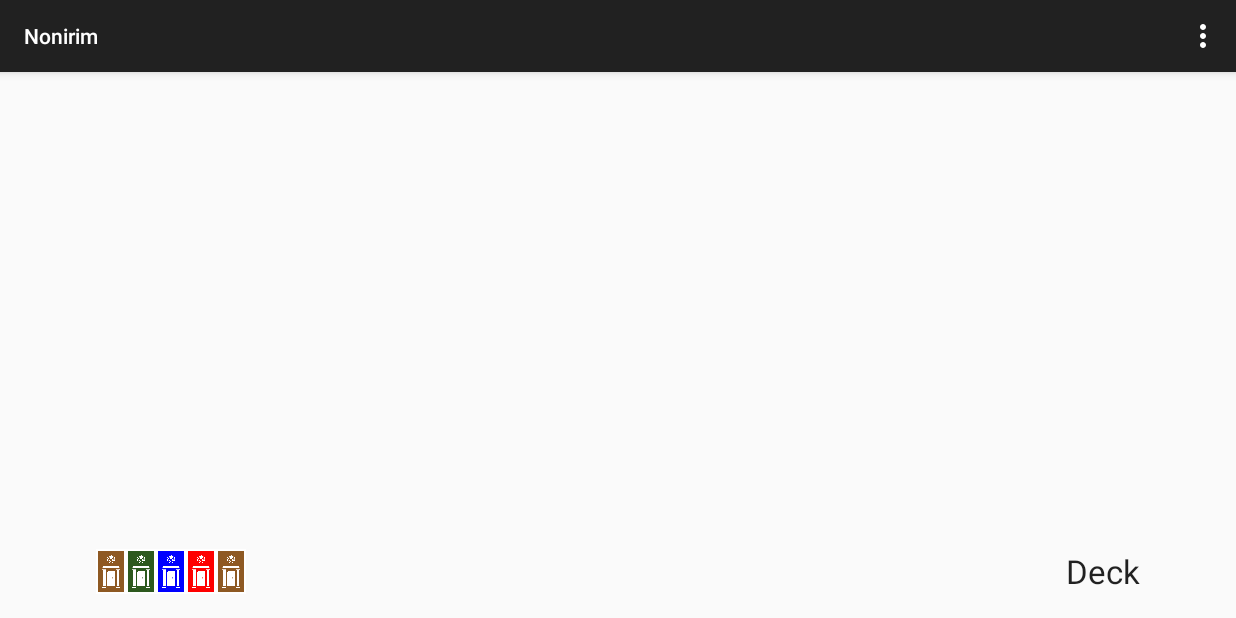
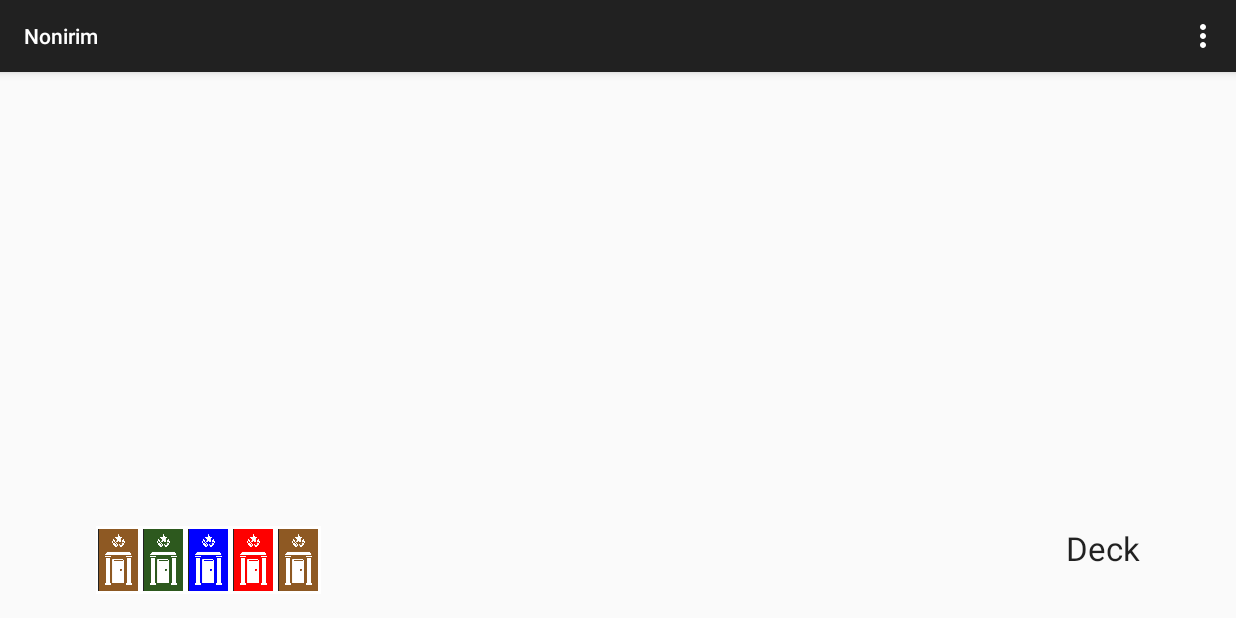
Before and after one commit to zlwdk4/Nonirim, an Android app: the screen it shows after launch (MainActivity), on a phone screen of 824 x 412 dp (held sideways). Run offline under Robolectric (Android 15) with nearby library versions, the phone set to English and light mode, and no system bars.

Commit message:
Graphical Lab

```diff
--- a/app/src/main/java/gaming/wolfback/nonirim/MainActivity.java
+++ b/app/src/main/java/gaming/wolfback/nonirim/MainActivity.java
@@ -2,10 +2,12 @@ package gaming.wolfback.nonirim;
 
 import android.support.v7.app.AppCompatActivity;
 import android.os.Bundle;
+import android.util.Log;
 import android.view.Menu;
 import android.view.MenuItem;
 import android.view.View;
 import android.widget.ImageButton;
+import android.widget.ImageView;
 import android.widget.TextView;
 
 public class MainActivity extends AppCompatActivity {
@@ -17,6 +19,8 @@ public class MainActivity extends AppCompatActivity {
     public ImageButton c3;
     public ImageButton c4;
     public TextView discard;
+    public int resId;
+    public String theCardString;
     @Override
     protected void onCreate(Bundle savedInstanceState) {
         super.onCreate(savedInstanceState);
@@ -29,112 +33,176 @@ public class MainActivity extends AppCompatActivity {
     }
 
     public void setInitialCardsInHand(){
-        String theDoorString;
-        int resId;
+        //String theCardString;
+        //int resId;
 
         c0 = (ImageButton) findViewById(R.id.hand0);
-        theDoorString = theFacade.getCardFromHand(0);
-        if (theDoorString == "nightmarenightmare") {
-            theDoorString = "nightmare";
+        theCardString = theFacade.getCardFromHand(0);
+        if (theCardString.equals("nightmarenightmare")) {
+            theCardString = "nightmare";
         }
-        resId = getResources().getIdentifier(theDoorString, "drawable", getPackageName());
+        resId = getResources().getIdentifier(theCardString, "drawable", getPackageName());
         c0.setImageResource(resId);
 
         c1 = (ImageButton) findViewById(R.id.hand1);
-        theDoorString = theFacade.getCardFromHand(1);
-        if (theDoorString == "nightmarenightmare") {
-            theDoorString = "nightmare";
+        theCardString = theFacade.getCardFromHand(1);
+        if (theCardString.equals("nightmarenightmare")) {
+            theCardString = "nightmare";
         }
-        resId = getResources().getIdentifier(theDoorString, "drawable", getPackageName());
+        resId = getResources().getIdentifier(theCardString, "drawable", getPackageName());
         c1.setImageResource(resId);
 
         c2 = (ImageButton) findViewById(R.id.hand2);
-        theDoorString = theFacade.getCardFromHand(2);
-        if (theDoorString == "nightmarenightmare") {
-            theDoorString = "nightmare";
+        theCardString = theFacade.getCardFromHand(2);
+        if (theCardString.equals("nightmarenightmare")) {
+            theCardString = "nightmare";
         }
-        resId = getResources().getIdentifier(theDoorString, "drawable", getPackageName());
+        resId = getResources().getIdentifier(theCardString, "drawable", getPackageName());
         c2.setImageResource(resId);
 
         c3 = (ImageButton) findViewById(R.id.hand3);
-        theDoorString = theFacade.getCardFromHand(3);
-        if (theDoorString == "nightmarenightmare") {
-            theDoorString = "nightmare";
+        theCardString = theFacade.getCardFromHand(3);
+        if (theCardString.equals("nightmarenightmare")) {
+            theCardString = "nightmare";
         }
-        resId = getResources().getIdentifier(theDoorString, "drawable", getPackageName());
+        resId = getResources().getIdentifier(theCardString, "drawable", getPackageName());
         c3.setImageResource(resId);
 
         c4 = (ImageButton) findViewById(R.id.hand4);
-        theDoorString = theFacade.getCardFromHand(4);
-        if (theDoorString == "nightmarenightmare") {
-            theDoorString = "nightmare";
+        theCardString = theFacade.getCardFromHand(4);
+        if (theCardString.equals("nightmarenightmare")) {
+            theCardString = "nightmare";
         }
-        resId = getResources().getIdentifier(theDoorString, "drawable", getPackageName());
+        resId = getResources().getIdentifier(theCardString, "drawable", getPackageName());
         c4.setImageResource(resId);
 
     }
 
     public void setOnClickListenersForHand(){
+        //String theCardString;
+        //int resId;
         c0.setOnClickListener(new View.OnClickListener() {
             @Override
             public void onClick(View v) {
+                theCardString = theFacade.getCardFromHand(0);
+                if (theCardString.equals("nightmarenightmare")) {
+                    theCardString = "nightmare";
+                }
+
+                resId = getResources().getIdentifier(theCardString, "drawable", getPackageName());
                 //Takes the index of the card in the hand, removes the card from hand, and adds the card into the labyrinth
                 theFacade.playCardIntoLab(0);
-                String theLabString = theFacade.seeLab();
-                TextView theLab = (TextView) findViewById(R.id.LabId);
-                //
-                theLab.setText(theLabString);
+
+                ImageView theLab = (ImageView) findViewById(R.id.LabId);
+                theLab.setImageResource(resId);
+
                 theFacade.drawFromDeckIntoHand();
-                //c0.setText(theFacade.getCardFromHand(0));
-
+                theCardString = theFacade.getCardFromHand(0);
+                if (theCardString.equals("nightmarenightmare")) {
+                    theCardString = "nightmare";
+                }
+                resId = getResources().getIdentifier(theCardString, "drawable", getPackageName());
+                c0.setImageResource(resId);
             }
         });
 
         c1.setOnClickListener(new View.OnClickListener() {
             @Override
             public void onClick(View v) {
+                theCardString = theFacade.getCardFromHand(1);
+                if (theCardString.equals("nightmarenightmare")) {
+                    theCardString = "nightmare";
+                }
+
+                resId = getResources().getIdentifier(theCardString, "drawable", getPackageName());
+                //Takes the index of the card in the hand, removes the card from hand, and adds the card into the labyrinth
                 theFacade.playCardIntoLab(1);
-                String theLabString = theFacade.seeLab();
-                TextView theLab = (TextView) findViewById(R.id.LabId);
-                theLab.setText(theLabString);
+
+                ImageView theLab = (ImageView) findViewById(R.id.LabId);
+                theLab.setImageResource(resId);
+
                 theFacade.drawFromDeckIntoHand();
-                //c1.setText(theFacade.getCardFromHand(1));
+                theCardString = theFacade.getCardFromHand(1);
+                if (theCardString.equals("nightmarenightmare")) {
+                    theCardString = "nightmare";
+                }
+                resId = getResources().getIdentifier(theCardString, "drawable", getPackageName());
+                c1.setImageResource(resId);
             }
         });
 
         c2.setOnClickListener(new View.OnClickListener() {
             @Override
             public void onClick(View v) {
+                theCardString = theFacade.getCardFromHand(2);
+                if (theCardString.equals("nightmarenightmare")) {
+                    theCardString = "nightmare";
+                }
+
+                resId = getResources().getIdentifier(theCardString, "drawable", getPackageName());
+                //Takes the index of the card in the hand, removes the card from hand, and adds the card into the labyrinth
                 theFacade.playCardIntoLab(2);
-                String theLabString = theFacade.seeLab();
-                TextView theLab = (TextView) findViewById(R.id.LabId);
-                theLab.setText(theLabString);
+
+                ImageView theLab = (ImageView) findViewById(R.id.LabId);
+                theLab.setImageResource(resId);
+
                 theFacade.drawFromDeckIntoHand();
-                //c2.setText(theFacade.getCardFromHand(2));
+                theCardString = theFacade.getCardFromHand(2);
+                if (theCardString.equals("nightmarenightmare")) {
+                    theCardString = "nightmare";
+                }
+                resId = getResources().getIdentifier(theCardString, "drawable", getPackageName());
+                c2.setImageResource(resId);
             }
         });
 
         c3.setOnClickListener(new View.OnClickListener() {
             @Override
             public void onClick(View v) {
+                theCardString = theFacade.getCardFromHand(3);
+                if (theCardString.equals("nightmarenightmare")) {
+                    theCardString = "nightmare";
+                }
+
+                resId = getResources().getIdentifier(theCardString, "drawable", getPackageName());
+                //Takes the index of the card in the hand, removes the card from hand, and adds the card into the labyrinth
                 theFacade.playCardIntoLab(3);
-                String theLabString = theFacade.seeLab();
-                TextView theLab = (TextView) findViewById(R.id.LabId);
-                theLab.setText(theLabString);
+
+                ImageView theLab = (ImageView) findViewById(R.id.LabId);
+                theLab.setImageResource(resId);
+
                 theFacade.drawFromDeckIntoHand();
-                //c3.setText(theFacade.getCardFromHand(3));
+                theCardString = theFacade.getCardFromHand(3);
+                if (theCardString.equals("nightmarenightmare")) {
+                    theCardString = "nightmare";
+                }
+                resId = getResources().getIdentifier(theCardString, "drawable", getPackageName());
+                c3.setImageResource(resId);
             }
         });
 
         c4.setOnClickListener(new View.OnClickListener() {
             @Override
             public void onClick(View v) {
+                theCardString = theFacade.getCardFromHand(4);
+                if (theCardString.equals("nightmarenightmare")) {
+                    theCardString = "nightmare";
+                }
+
+                resId = getResources().getIdentifier(theCardString, "drawable", getPackageName());
+                //Takes the index of the card in the hand, removes the card from hand, and adds the card into the labyrinth
                 theFacade.playCardIntoLab(4);
-                String theLabString = theFacade.seeLab();
-                TextView theLab = (TextView) findViewById(R.id.LabId);
-                theLab.setText(theLabString);
+
+                ImageView theLab = (ImageView) findViewById(R.id.LabId);
+                theLab.setImageResource(resId);
+
                 theFacade.drawFromDeckIntoHand();
-                //c4.setText(theFacade.getCardFromHand(4));
+                theCardString = theFacade.getCardFromHand(4);
+                if (theCardString.equals("nightmarenightmare")) {
+                    theCardString = "nightmare";
+                }
+                resId = getResources().getIdentifier(theCardString, "drawable", getPackageName());
+                c4.setImageResource(resId);
             }
         });
     }
--- a/app/src/main/res/layout/activity_main.xml
+++ b/app/src/main/res/layout/activity_main.xml
@@ -7,8 +7,8 @@
 
 
     <ImageButton
-        android:layout_width="20dp"
-        android:layout_height="30dp"
+        android:layout_width="30dp"
+        android:layout_height="45dp"
         android:id="@+id/hand0"
         android:layout_alignParentBottom="true"
         android:layout_alignParentLeft="true"
@@ -17,8 +17,8 @@
         android:background="@drawable/backofcard"/>
 
     <ImageButton
-        android:layout_width="20dp"
-        android:layout_height="30dp"
+        android:layout_width="30dp"
+        android:layout_height="45dp"
         android:id="@+id/hand1"
         android:layout_alignBottom="@+id/hand0"
         android:layout_toRightOf="@+id/hand0"
@@ -27,8 +27,8 @@
         android:background="@drawable/backofcard"/>
 
     <ImageButton
-        android:layout_width="20dp"
-        android:layout_height="30dp"
+        android:layout_width="30dp"
+        android:layout_height="45dp"
         android:id="@+id/hand2"
         android:layout_alignBottom="@+id/hand1"
         android:layout_toRightOf="@+id/hand1"
@@ -37,8 +37,8 @@
         android:background="@drawable/backofcard"/>
 
     <ImageButton
-        android:layout_width="20dp"
-        android:layout_height="30dp"
+        android:layout_width="30dp"
+        android:layout_height="45dp"
         android:id="@+id/hand3"
         android:layout_alignBottom="@+id/hand2"
         android:layout_toRightOf="@+id/hand2"
@@ -47,8 +47,8 @@
         android:background="@drawable/backofcard"/>
 
     <ImageButton
-        android:layout_width="20dp"
-        android:layout_height="30dp"
+        android:layout_width="30dp"
+        android:layout_height="45dp"
         android:id="@+id/hand4"
         android:layout_alignBottom="@+id/hand3"
         android:layout_toRightOf="@+id/hand3"
@@ -56,15 +56,14 @@
         android:scaleType="fitXY"
         android:background="@drawable/backofcard"/>
 
-    <TextView
-        android:layout_width="wrap_content"
-        android:layout_height="wrap_content"
+    <ImageView
+        android:layout_width="30dp"
+        android:layout_height="45dp"
         android:textAppearance="?android:attr/textAppearanceLarge"
         android:id="@+id/LabId"
         android:layout_centerVertical="true"
         android:layout_toRightOf="@+id/hand0"
         android:layout_toEndOf="@+id/hand0"
-        android:background="#444444"
         />
 
 
```
